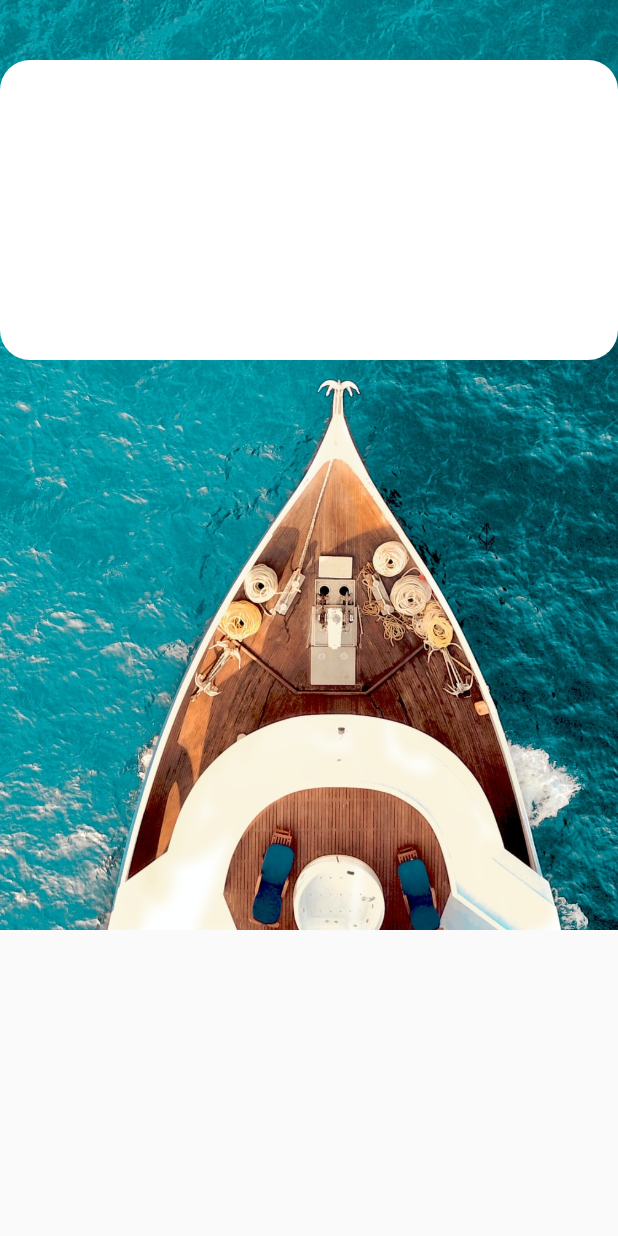
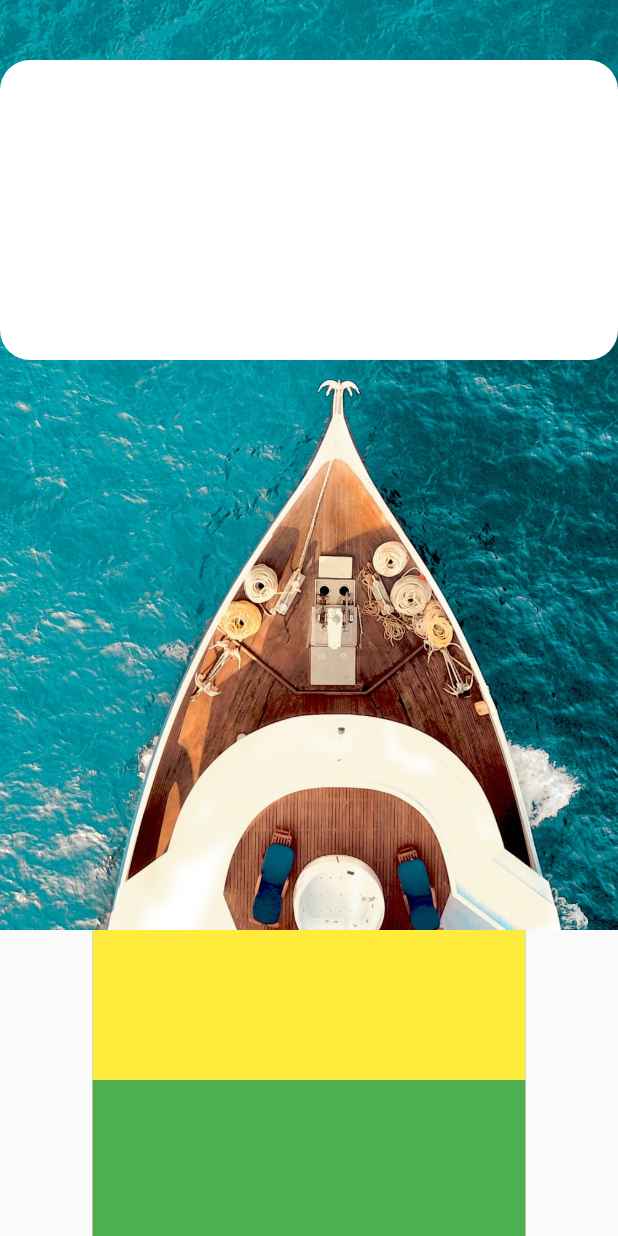
Before and after one commit to seong9566/Flutter-Airbnb, a Flutter app: the screen it shows after launch, on a phone screen of 412 x 824 dp. Run offline on Flutter 3.47's test engine with Material 2 defaults, Android fonts, the phone set to English and light mode, and no system bars.

Commit message:
렝이아웃 완성

```diff
--- a/lib/components/home/home_body.dart
+++ b/lib/components/home/home_body.dart
@@ -1,10 +1,25 @@
 import 'package:flutter/material.dart';
+import 'package:flutter_airbnb/components/home/home_body_banner.dart';
+import 'package:flutter_airbnb/components/home/home_body_popular.dart';
+import 'package:flutter_airbnb/size.dart';
 
 class HomeBody extends StatelessWidget {
   const HomeBody({Key? key}) : super(key: key);
 
   @override
   Widget build(BuildContext context) {
-    return Container();
+    return Align(
+      //나중에 align빼보기
+      alignment: Alignment.center,
+      child: SizedBox(
+        width: getBodyWidth(context),
+        child: Column(
+          children: [
+            HomeBodyBanner(),
+            HomeBodyPopular(),
+          ],
+        ),
+      ),
+    );
   }
 }
--- a/lib/components/home/home_body_banner.dart
+++ b/lib/components/home/home_body_banner.dart
@@ -0,0 +1,36 @@
+import 'package:flutter/material.dart';
+// 1. 페이지를 분리
+// 2. 분리 시킨 페이지를 컴포넌트화
+// 3. 페이지 내부에서 쓰는 것들을 메서드화
+// 4. 다른 페이지에서 쓸 때 메서드를 빼서 컴포넌트화
+
+//home만 쓰는 Banner Components
+class HomeBodyBanner extends StatelessWidget {
+  const HomeBodyBanner({Key? key}) : super(key: key);
+
+  @override
+  Widget build(BuildContext context) {
+    return Stack(
+      //나중에 패딩주기
+      children: [
+        _buildBannerImage(),
+        _buildBannerCaption(),
+      ],
+    );
+  }
+
+  Widget _buildBannerImage() {
+    // dart에서 _는 private와 똑같다 외부에서 접근 불가능
+    return Container(
+      height: 100,
+      color: Colors.blue,
+    );
+  }
+
+  Widget _buildBannerCaption() {
+    return Container(
+      height: 100,
+      color: Colors.yellow,
+    );
+  }
+}
--- a/lib/components/home/home_body_popular.dart
+++ b/lib/components/home/home_body_popular.dart
@@ -0,0 +1,37 @@
+import 'package:flutter/material.dart';
+import 'package:flutter_airbnb/components/home/home_body_popular_item.dart';
+
+class HomeBodyPopular extends StatelessWidget {
+  const HomeBodyPopular({Key? key}) : super(key: key);
+
+  @override
+  Widget build(BuildContext context) {
+    return Column(
+      crossAxisAlignment: CrossAxisAlignment.start,
+      children: [
+        _buildPopularTitle(),
+        _buildPopularList(),
+      ],
+    );
+  }
+
+  Widget _buildPopularTitle() {
+    return SizedBox();
+  }
+
+  Widget _buildPopularList() {
+    // 나중에 빼기
+    return Container(
+      color: Colors.red,
+      child: Wrap(
+        children: [
+          HomeBodyPopularItem(id: 0),
+          SizedBox(width: 7.5),
+          HomeBodyPopularItem(id: 1),
+          SizedBox(width: 7.5),
+          HomeBodyPopularItem(id: 2),
+        ],
+      ),
+    );
+  }
+}
--- a/lib/components/home/home_body_popular_item.dart
+++ b/lib/components/home/home_body_popular_item.dart
@@ -0,0 +1,58 @@
+import 'package:flutter/material.dart';
+import 'package:flutter_airbnb/size.dart';
+
+class HomeBodyPopularItem extends StatelessWidget {
+  // super 순서 - :super이 먼저 실행된다(부모가 먼저 실행됌) 이후에 내부 스택이 실행
+  // {}중괄호 내부는 선택적 매개변수
+  // 중괄호 외부는 무조건 받아야하는 매개변수
+  // 중괄호 내부에 쓰면서 무조건 받아야하는 매개변수 - required 사용해주면된다.
+  // 결론 - {} 내부에 쓰고 required를 넣어서 강제성 부여해주자.
+  HomeBodyPopularItem({required this.id, Key? key}) : super(key: key);
+  // const가 선언되어 있을때 만약 하나라도 변하는 값이 있다면 const를 없애주어야한다.
+  final id;
+  final popularList = {
+    "p1.jpeg",
+    "p2.jpeg",
+    "p3.jpeg",
+  };
+
+  @override
+  Widget build(BuildContext context) {
+    // 전체가 1000이라면 popularItemWidth = 700/3-5
+    double popularItemWidth = getBodyWidth(context) / 3 - 5; // -5는 살짝의 빈공간 주기
+
+    return Container(
+      color: Colors.green,
+      height: 200,
+      width: popularItemWidth,
+      // 나중에 지웠다 추가해보기 - 테스트
+      constraints: BoxConstraints(
+        minWidth: 320, // 320보다 더 작은 화면은 없다 .(휴대폰)
+      ),
+      child: Column(
+        children: [
+          _buildPopularItemImage(),
+          _buildPopularItemStar(),
+          _buildPopularItemComment(),
+          _buildPopularItemUserInfo(),
+        ],
+      ),
+    );
+  }
+
+  Widget _buildPopularItemImage() {
+    return SizedBox();
+  }
+
+  Widget _buildPopularItemStar() {
+    return SizedBox();
+  }
+
+  Widget _buildPopularItemComment() {
+    return SizedBox();
+  }
+
+  Widget _buildPopularItemUserInfo() {
+    return SizedBox();
+  }
+}
--- a/lib/components/home/home_header_form.dart
+++ b/lib/components/home/home_header_form.dart
@@ -1,11 +1,11 @@
 import 'package:flutter/material.dart';
 
+// ctrl + shift + f : 전역으로 코드 검색
 class HomeHeaderForm extends StatelessWidget {
   const HomeHeaderForm({Key? key}) : super(key: key);
 
   @override
   Widget build(BuildContext context) {
-    //나중에 완성 하기
     return Align(
       alignment: Alignment(-0.6, 0),
       child: Container(
```
